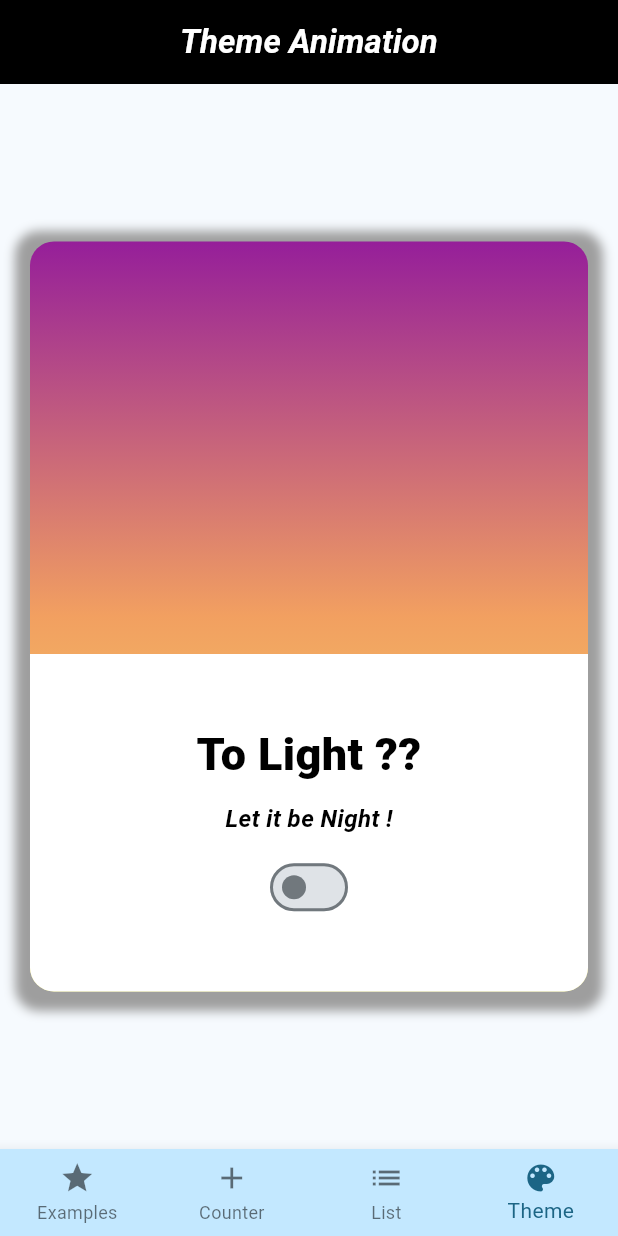
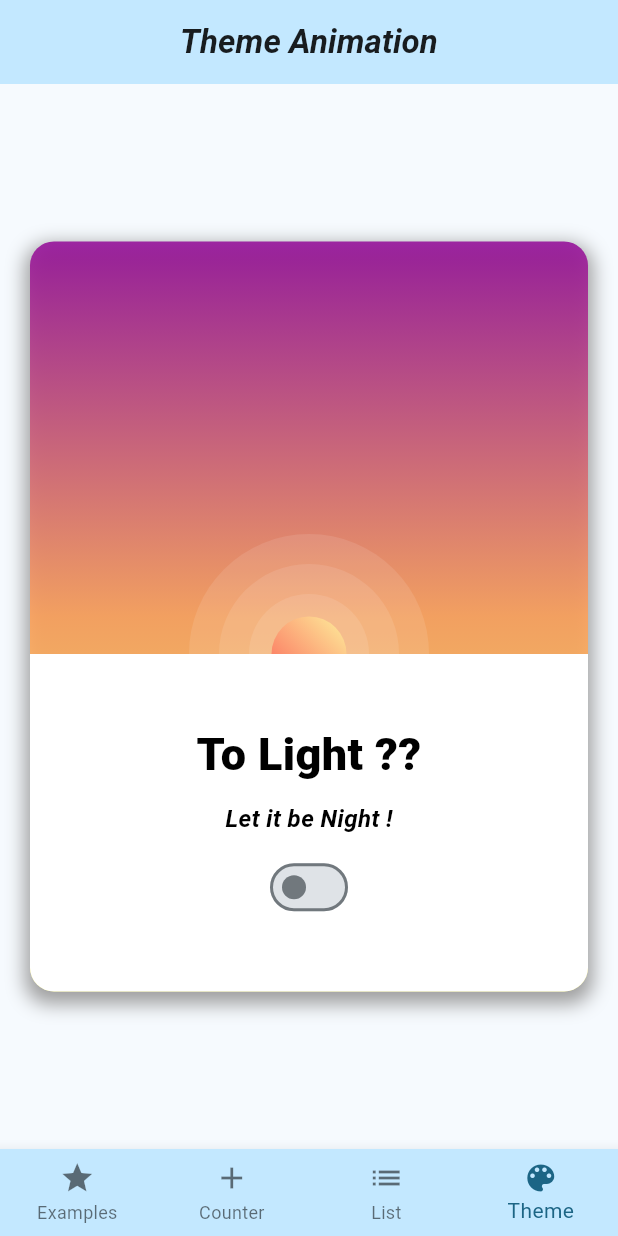
Before and after one commit to PrashikWankhadeSCOE/Flutter_Udemy, a Flutter app: the screen it shows after launch, item 4 of the bottom bar chosen, on a phone screen of 412 x 824 dp. Run offline on Flutter 3.47's test engine with Material 3 defaults, Android fonts, the phone set to English and light mode, and no system bars; network calls fail.

Commit message:
Animations II - Sunrise Sun, Moon & Stars

```diff
--- a/02_Flutter/lib/presentation/theme_animation/theme_animation_screen.dart
+++ b/02_Flutter/lib/presentation/theme_animation/theme_animation_screen.dart
@@ -1,4 +1,7 @@
 import 'package:basics/application/theme_service.dart';
+import 'package:basics/presentation/theme_animation/widgets/moon.dart';
+import 'package:basics/presentation/theme_animation/widgets/star.dart';
+import 'package:basics/presentation/theme_animation/widgets/sun.dart';
 import 'package:flutter/material.dart';
 import 'package:provider/provider.dart';
 
@@ -13,11 +16,9 @@ class ThemeAnimationScreen extends StatelessWidget {
         title: const Text(
           'Theme Animation',
           style: TextStyle(
-              color: Colors.white,
-              fontStyle: FontStyle.italic,
-              fontWeight: FontWeight.bold),
+              fontStyle: FontStyle.italic, fontWeight: FontWeight.bold),
         ),
-        backgroundColor: Colors.black,
+        backgroundColor: Theme.of(context).colorScheme.primaryContainer,
       ),
       body: Consumer<ThemeService>(
         builder: (context, themeService, child) {
@@ -27,12 +28,14 @@ class ThemeAnimationScreen extends StatelessWidget {
               child: Container(
                 height: 500,
                 decoration: BoxDecoration(
-                  boxShadow: const [
+                  boxShadow: [
                     BoxShadow(
-                        color: Colors.grey,
-                        offset: Offset(0, 3),
-                        blurRadius: 5,
-                        spreadRadius: 10),
+                        color: themeService.isDarkModeOn
+                            ? Colors.black.withOpacity(0.7)
+                            : Colors.grey,
+                        offset: const Offset(0, 5),
+                        blurRadius: 10,
+                        spreadRadius: 3),
                   ],
                   borderRadius: BorderRadius.circular(16),
                   gradient: LinearGradient(
@@ -53,6 +56,104 @@ class ThemeAnimationScreen extends StatelessWidget {
                 ),
                 child: Stack(
                   children: [
+                    Positioned(
+                      top: 220,
+                      right: 50,
+                      child: AnimatedOpacity(
+                        opacity: themeService.isDarkModeOn ? 1 : 0,
+                        duration: const Duration(milliseconds: 250),
+                        child: const Star(),
+                      ),
+                    ),
+                    Positioned(
+                      top: 200,
+                      right: 300,
+                      child: AnimatedOpacity(
+                        opacity: themeService.isDarkModeOn ? 1 : 0,
+                        duration: const Duration(milliseconds: 250),
+                        child: const Star(),
+                      ),
+                    ),
+                    Positioned(
+                      top: 30,
+                      right: 210,
+                      child: AnimatedOpacity(
+                        opacity: themeService.isDarkModeOn ? 1 : 0,
+                        duration: const Duration(milliseconds: 250),
+                        child: const Star(),
+                      ),
+                    ),
+                    Positioned(
+                      top: 30,
+                      right: 100,
+                      child: AnimatedOpacity(
+                        opacity: themeService.isDarkModeOn ? 1 : 0,
+                        duration: const Duration(milliseconds: 250),
+                        child: const Star(),
+                      ),
+                    ),
+                    Positioned(
+                      top: 90,
+                      right: 50,
+                      child: AnimatedOpacity(
+                        opacity: themeService.isDarkModeOn ? 1 : 0,
+                        duration: const Duration(milliseconds: 250),
+                        child: const Star(),
+                      ),
+                    ),
+                    Positioned(
+                      top: 70,
+                      right: 300,
+                      child: AnimatedOpacity(
+                        opacity: themeService.isDarkModeOn ? 1 : 0,
+                        duration: const Duration(milliseconds: 250),
+                        child: const Star(),
+                      ),
+                    ),
+                    Positioned(
+                      top: 130,
+                      right: 250,
+                      child: AnimatedOpacity(
+                        opacity: themeService.isDarkModeOn ? 1 : 0,
+                        duration: const Duration(milliseconds: 250),
+                        child: const Star(),
+                      ),
+                    ),
+                    Positioned(
+                      top: 150,
+                      right: 170,
+                      child: AnimatedOpacity(
+                        opacity: themeService.isDarkModeOn ? 1 : 0,
+                        duration: const Duration(milliseconds: 250),
+                        child: const Star(),
+                      ),
+                    ),
+                    Positioned(
+                      top: 100,
+                      right: 200,
+                      child: AnimatedOpacity(
+                        opacity: themeService.isDarkModeOn ? 1 : 0,
+                        duration: const Duration(milliseconds: 250),
+                        child: const Star(),
+                      ),
+                    ),
+                    AnimatedPositioned(
+                      curve: Curves.easeOutCirc,
+                      duration: const Duration(milliseconds: 1000),
+                      top: themeService.isDarkModeOn ? 100 : 150,
+                      right: themeService.isDarkModeOn ? 100 : -40,
+                      child: AnimatedOpacity(
+                        opacity: themeService.isDarkModeOn ? 1 : 0,
+                        duration: const Duration(milliseconds: 500),
+                        child: const Moon(),
+                      ),
+                    ),
+                    AnimatedPadding(
+                      duration: const Duration(milliseconds: 500),
+                      padding: EdgeInsets.only(
+                          top: themeService.isDarkModeOn ? 110 : 50),
+                      child: const Center(child: Sun()),
+                    ),
                     Align(
                       alignment: Alignment.bottomCenter,
                       child: Container(
--- /dev/null
+++ b/02_Flutter/lib/presentation/theme_animation/widgets/moon.dart
@@ -0,0 +1,24 @@
+import 'package:flutter/material.dart';
+
+class Moon extends StatelessWidget {
+  const Moon({super.key});
+
+  @override
+  Widget build(BuildContext context) {
+    return Container(
+      height: 30,
+      width: 30,
+      decoration: const BoxDecoration(
+        shape: BoxShape.circle,
+        gradient: LinearGradient(
+          begin: Alignment.bottomLeft,
+          end: Alignment.topRight,
+          colors: [
+            Color(0xFF8983F7),
+            Color(0xFFA3DAFB),
+          ],
+        ),
+      ),
+    );
+  }
+}
--- /dev/null
+++ b/02_Flutter/lib/presentation/theme_animation/widgets/star.dart
@@ -0,0 +1,24 @@
+import 'package:flutter/material.dart';
+
+class Star extends StatelessWidget {
+  const Star({super.key});
+
+  @override
+  Widget build(BuildContext context) {
+    return Container(
+      height: 2,
+      width: 2,
+      decoration: BoxDecoration(
+        shape: BoxShape.circle,
+        color: const Color(0xFFC9E9FC),
+        boxShadow: [
+          BoxShadow(
+            color: const Color(0xFFC9E9FC).withOpacity(0.5),
+            spreadRadius: 5,
+            blurRadius: 7,
+          ),
+        ],
+      ),
+    );
+  }
+}
--- /dev/null
+++ b/02_Flutter/lib/presentation/theme_animation/widgets/sun.dart
@@ -0,0 +1,34 @@
+import 'package:basics/presentation/theme_animation/widgets/sunshine.dart';
+import 'package:flutter/material.dart';
+
+class Sun extends StatelessWidget {
+  const Sun({super.key});
+
+  @override
+  Widget build(BuildContext context) {
+    return SunShine(
+      radius: 160,
+      child: SunShine(
+        radius: 120,
+        child: SunShine(
+          radius: 80,
+          child: Container(
+            height: 50,
+            width: 50,
+            decoration: const BoxDecoration(
+              shape: BoxShape.circle,
+              gradient: LinearGradient(
+                begin: Alignment.bottomLeft,
+                end: Alignment.topRight,
+                colors: [
+                  Color(0xDDFC554F),
+                  Color(0xDDFFF79E),
+                ],
+              ),
+            ),
+          ),
+        ),
+      ),
+    );
+  }
+}
--- /dev/null
+++ b/02_Flutter/lib/presentation/theme_animation/widgets/sunshine.dart
@@ -0,0 +1,26 @@
+import 'package:flutter/material.dart';
+
+class SunShine extends StatelessWidget {
+  final double radius;
+  final Widget child;
+  const SunShine({
+    super.key,
+    required this.radius,
+    required this.child,
+  });
+
+  @override
+  Widget build(BuildContext context) {
+    return Container(
+      height: radius,
+      width: radius,
+      decoration: BoxDecoration(
+        shape: BoxShape.circle,
+        color: Colors.white.withOpacity(0.1),
+      ),
+      child: Center(
+        child: child,
+      ),
+    );
+  }
+}
--- a/02_Flutter/lib/presentation/widget_example_screen/widget_exammple_screen.dart
+++ b/02_Flutter/lib/presentation/widget_example_screen/widget_exammple_screen.dart
@@ -7,9 +7,8 @@ import 'package:basics/presentation/widget_example_screen/widgets/network_image_
 import 'package:basics/presentation/widget_example_screen/widgets/person.dart';
 import 'package:basics/presentation/widget_example_screen/widgets/row_expanded_example.dart';
 import 'package:basics/presentation/widget_example_screen/widgets/button_example.dart';
+import 'package:basics/presentation/widget_example_screen/widgets/snackbar_example.dart';
 import 'package:flutter/material.dart';
-import 'package:provider/provider.dart';
-import 'package:basics/application/theme_service.dart';
 
 class WidgetExampleScreen extends StatelessWidget {
   const WidgetExampleScreen({super.key});
@@ -79,6 +78,10 @@ class WidgetExampleScreen extends StatelessWidget {
               const SizedBox(
                 height: 40,
               ),
+              const SnackBarExample(),
+              const SizedBox(
+                height: 40,
+              ),
               const ButtonExample(),
               const SizedBox(
                 height: 20,
@@ -114,8 +117,31 @@ class WidgetExampleScreen extends StatelessWidget {
         ),
       ),
       floatingActionButton: FloatingActionButton(
-        onPressed: () =>
-            Provider.of<ThemeService>(context, listen: false).toogleTheme(),
+        onPressed: () {
+          ScaffoldMessenger.of(context).showSnackBar(
+            SnackBar(
+              // content: const Text('awesome Snackbar !'),
+              action: SnackBarAction(
+                label: 'Action',
+                onPressed: () {
+                  //!code you want to execute on click of Action
+                },
+              ),
+              content: const Text(
+                'Awsome Snackbar !',
+                style: TextStyle(fontWeight: FontWeight.bold),
+              ),
+              duration: const Duration(seconds: 1),
+              width: 280,
+              padding: const EdgeInsets.symmetric(horizontal: 8.0),
+              behavior: SnackBarBehavior.floating,
+              shape: RoundedRectangleBorder(
+                borderRadius: BorderRadius.circular(10.0),
+              ),
+            ),
+          );
+        },
+        tooltip: 'click and see the snackbar',
         child: const Icon(Icons.ac_unit),
       ),
     );
--- a/02_Flutter/lib/theme.dart
+++ b/02_Flutter/lib/theme.dart
@@ -4,7 +4,7 @@ class AppTheme {
   AppTheme._();
 
   static const _primaryColorLight = Colors.lightBlueAccent;
-  static const _primaryColorDark = Colors.lightGreenAccent;
+  static const _primaryColorDark = Color(0xFF303030);
 
   static final ThemeData lightTheme = ThemeData(
     useMaterial3: true,
@@ -18,6 +18,6 @@ class AppTheme {
       useMaterial3: true,
       colorScheme: ColorScheme.fromSeed(
         seedColor: _primaryColorDark,
-        brightness: Brightness.light,
+        brightness: Brightness.dark,
       ));
 }
```
